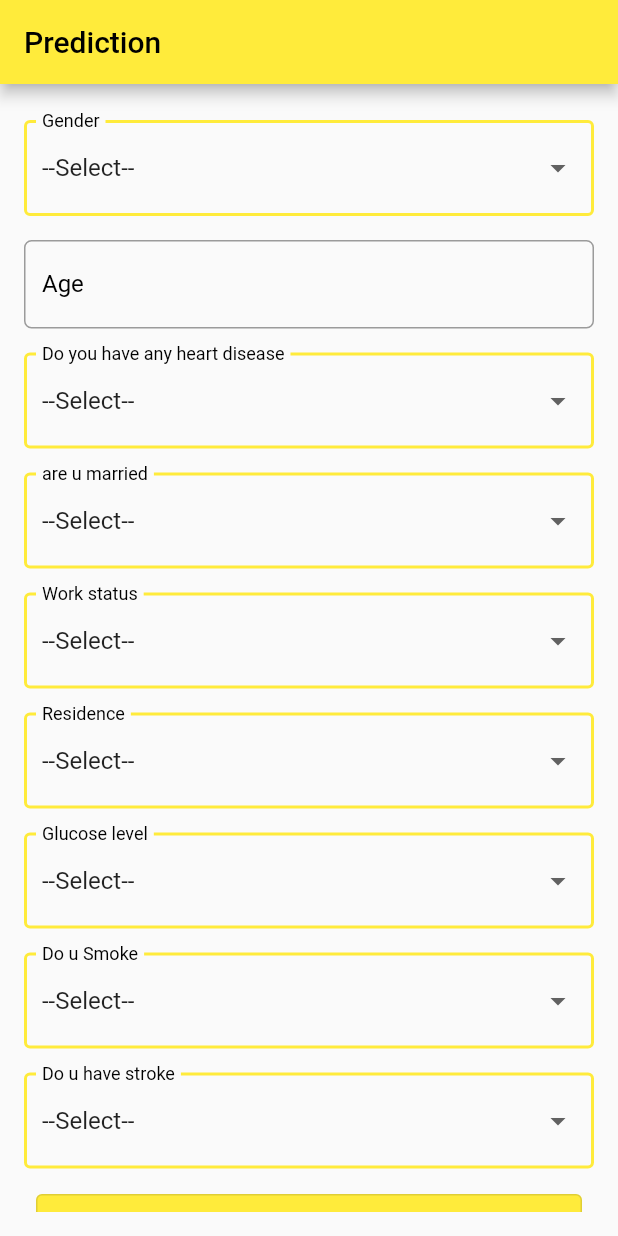
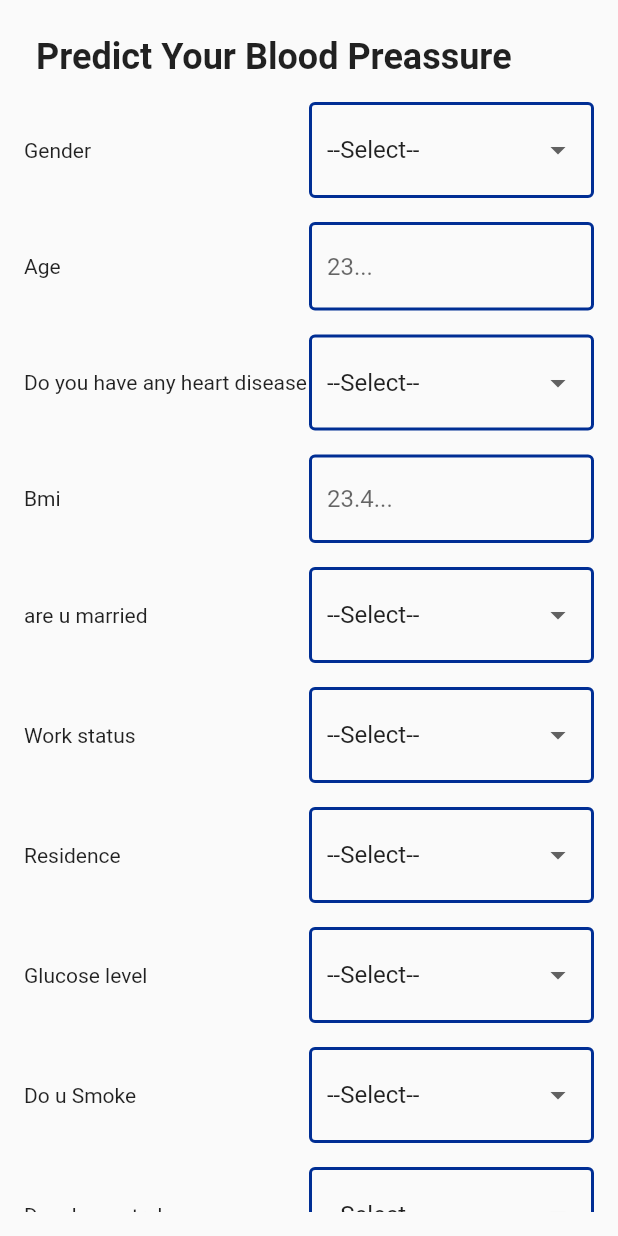
Before and after one commit to Kashack/hbeep, a Flutter app: the PredictionPage screen opened directly, on a phone screen of 412 x 824 dp. Run offline on Flutter 3.47's test engine with Material 2 defaults, Android fonts, the phone set to English and light mode, and no system bars; our stand-ins replace flutter_svg.

Commit message:
Redisign Ui

```diff
--- /dev/null
+++ b/lib/component/my_text_Field.dart
@@ -0,0 +1,36 @@
+import 'package:flutter/material.dart';
+
+class MyTextField extends StatelessWidget {
+  String Title;
+  String HintTitle;
+  Function(String)? onChanged;
+
+  MyTextField({required this.Title, required this.HintTitle, required this.onChanged});
+
+  @override
+  Widget build(BuildContext context) {
+    return Row(
+      children: [
+        Expanded(child: Text(Title)),
+        Expanded(
+          child: TextField(
+            decoration: InputDecoration(
+              enabledBorder:  OutlineInputBorder(
+                  borderSide: BorderSide(width: 2, color: Color(0xFF002E94),)
+              ),
+              focusedBorder: OutlineInputBorder(
+                  borderSide: BorderSide(width: 2, color: Color(0xFF002E94),)
+              ),
+              hintText: HintTitle,
+              border: OutlineInputBorder(
+                borderRadius: BorderRadius.circular(5),
+              ),
+
+            ),
+            onChanged: onChanged,
+          ),
+        ),
+      ],
+    );
+  }
+}
--- a/lib/component/row_dropdownbutton.dart
+++ b/lib/component/row_dropdownbutton.dart
@@ -19,20 +19,24 @@ class _RowDropdownButtonState extends State<RowDropdownButton> {
   }
   @override
   Widget build(BuildContext context) {
-    return DropdownButtonFormField(
+    return Row(
+      mainAxisAlignment: MainAxisAlignment.end,
+      children: [
+        Expanded(child: Text(widget.title,)),
+        Expanded(
+          child: DropdownButtonFormField(
             validator: (value) {
               if(value == 0){
                 return 'Please select a value';
               }
             },
             decoration: InputDecoration(
-        label: Text(widget.title,style: TextStyle(color: Colors.black)),
               border: OutlineInputBorder(),
               enabledBorder:  OutlineInputBorder(
-            borderSide: BorderSide(width: 2, color: Colors.yellow)
+                  borderSide: BorderSide(width: 2, color: Color(0xFF002E94),)
               ),
               focusedBorder: OutlineInputBorder(
-            borderSide: BorderSide(width: 2, color: Colors.yellow)
+                  borderSide: BorderSide(width: 2, color: Color(0xFF002E94),)
               )
             ),
             value: dropdownValue,
@@ -48,6 +52,9 @@ class _RowDropdownButtonState extends State<RowDropdownButton> {
                 widget.callback(value);
               });
             },
+          ),
+        ),
+      ],
     );
   }
 }
--- a/lib/homepage.dart
+++ /dev/null
@@ -1,124 +0,0 @@
-import 'package:flutter/material.dart';
-import 'package:hbeep/component/row_dropdownbutton.dart';
-
-import 'dropdown_list.dart';
-
-class PredictionPage extends StatelessWidget {
-  final _formKey = GlobalKey<FormState>();
-  int? gender;
-  int? age;
-  int? heartDisease;
-  int? married_satus;
-  int? work_status;
-  int? residence;
-  int? glucose_level;
-  int? smoke;
-  int? stroke;
-
-  @override
-  Widget build(BuildContext context) {
-    return Scaffold(
-      appBar: AppBar(
-        title: Text('Prediction'),
-      ),
-      body: Padding(
-        padding: const EdgeInsets.all(16.0),
-        child: Form(
-          key: _formKey,
-          child: SingleChildScrollView(
-            child: Column(
-              children: [
-                Padding(
-                  padding: const EdgeInsets.symmetric(vertical: 8.0),
-                  child: RowDropdownButton(
-                    title: 'Gender',
-                    itemList: genderlist,
-                    callback: (value) => gender = value,
-                  ),
-                ),
-                Padding(
-                  padding: EdgeInsets.symmetric(vertical: 8),
-                  child: TextField(
-                    decoration: InputDecoration(
-                      label: Text('Age', style: TextStyle(color: Colors.black)),
-                      border: OutlineInputBorder(
-                        borderRadius: BorderRadius.circular(5),
-                      ),
-                    ),
-                  ),
-                ),
-                Padding(
-                  padding: const EdgeInsets.symmetric(vertical: 8.0),
-                  child: RowDropdownButton(
-                      title: 'Do you have any heart disease',
-                      itemList: yes_no,
-                      callback: (value) => heartDisease = value),
-                ),
-                Padding(
-                  padding: const EdgeInsets.symmetric(vertical: 8.0),
-                  child: RowDropdownButton(
-                      title: 'are u married',
-                      itemList: yes_no,
-                      callback: (value) => married_satus = value),
-                ),
-                Padding(
-                  padding: const EdgeInsets.symmetric(vertical: 8.0),
-                  child: RowDropdownButton(
-                      title: 'Work status',
-                      itemList: work_type,
-                      callback: (value) => work_status = value),
-                ),
-                Padding(
-                  padding: const EdgeInsets.symmetric(vertical: 8.0),
-                  child: RowDropdownButton(
-                      title: 'Residence',
-                      itemList: residence_type,
-                      callback: (value) => residence = value),
-                ),
-                Padding(
-                  padding: const EdgeInsets.symmetric(vertical: 8.0),
-                  child: RowDropdownButton(
-                      title: 'Glucose level',
-                      itemList: glucose_levels,
-                      callback: (value) => glucose_level = value),
-                ),
-                Padding(
-                  padding: const EdgeInsets.symmetric(vertical: 8.0),
-                  child: RowDropdownButton(
-                      title: 'Do u Smoke',
-                      itemList: smoking_status,
-                      callback: (value) => smoke = value),
-                ),
-                Padding(
-                  padding: const EdgeInsets.symmetric(vertical: 8.0),
-                  child: RowDropdownButton(
-                      title: 'Do u have stroke',
-                      itemList: yes_no,
-                      callback: (value) => stroke = value),
-                ),
-                Padding(
-                  padding: const EdgeInsets.all(8.0),
-                  child: OutlinedButton(
-                    onPressed: () {
-                      if (_formKey.currentState!.validate()) {
-                        print(gender);
-                        print(married_satus);
-                        print(smoke);
-                      }
-                    },
-                    child:
-                        Text('Predict', style: TextStyle(color: Colors.white)),
-                    style: OutlinedButton.styleFrom(
-                        backgroundColor: Colors.yellow,
-                        padding: EdgeInsets.all(15),
-                        minimumSize: Size(double.infinity, 20)),
-                  ),
-                ),
-              ],
-            ),
-          ),
-        ),
-      ),
-    );
-  }
-}
--- /dev/null
+++ b/lib/main_screen/prediction_page.dart
@@ -0,0 +1,195 @@
+import 'package:flutter/material.dart';
+import 'package:flutter_svg/flutter_svg.dart';
+import 'package:hbeep/component/row_dropdownbutton.dart';
+
+import '../component/my_text_Field.dart';
+import '../dropdown_list.dart';
+
+class PredictionPage extends StatelessWidget {
+  final _formKey = GlobalKey<FormState>();
+  int? gender;
+  int? age;
+  int? heartDisease;
+  int? married_satus;
+  int? work_status;
+  int? residence;
+  int? glucose_level;
+  int? smoke;
+  int? stroke;
+
+  @override
+  Widget build(BuildContext context) {
+    return Scaffold(
+      // appBar: AppBar(
+      //   title: Text(
+      //     'Prediction',
+      //     style: TextStyle(
+      //       color: Colors.white
+      //     )
+      //   ),
+      // ),
+      body: SafeArea(
+        child: Padding(
+          padding: const EdgeInsets.all(16.0),
+          child: Form(
+            key: _formKey,
+            child: SingleChildScrollView(
+              child: Column(
+                crossAxisAlignment: CrossAxisAlignment.start,
+                children: [
+                  Padding(
+                    padding: const EdgeInsets.all(8.0),
+                    child: Text(
+                      'Predict Your Blood Preassure',
+                      style:
+                          TextStyle(fontSize: 24, fontWeight: FontWeight.bold),
+                    ),
+                  ),
+                  Padding(
+                    padding: const EdgeInsets.symmetric(vertical: 8.0),
+                    child: RowDropdownButton(
+                      title: 'Gender',
+                      itemList: genderlist,
+                      callback: (value) => gender = value,
+                    ),
+                  ),
+                  Padding(
+                    padding: EdgeInsets.symmetric(vertical: 8),
+                    child: MyTextField(
+                      Title: 'Age',
+                      HintTitle: '23...',
+                      onChanged: (value) {},
+                    ),
+                  ),
+                  Padding(
+                    padding: const EdgeInsets.symmetric(vertical: 8.0),
+                    child: RowDropdownButton(
+                        title: 'Do you have any heart disease',
+                        itemList: yes_no,
+                        callback: (value) => heartDisease = value),
+                  ),
+                  Padding(
+                    padding: EdgeInsets.symmetric(vertical: 8),
+                    child: MyTextField(
+                      Title: 'Bmi',
+                      HintTitle: '23.4...',
+                      onChanged: (value) {},
+                    ),
+                  ),
+                  Padding(
+                    padding: const EdgeInsets.symmetric(vertical: 8.0),
+                    child: RowDropdownButton(
+                        title: 'are u married',
+                        itemList: yes_no,
+                        callback: (value) => married_satus = value),
+                  ),
+                  Padding(
+                    padding: const EdgeInsets.symmetric(vertical: 8.0),
+                    child: RowDropdownButton(
+                        title: 'Work status',
+                        itemList: work_type,
+                        callback: (value) => work_status = value),
+                  ),
+                  Padding(
+                    padding: const EdgeInsets.symmetric(vertical: 8.0),
+                    child: RowDropdownButton(
+                        title: 'Residence',
+                        itemList: residence_type,
+                        callback: (value) => residence = value),
+                  ),
+                  Padding(
+                    padding: const EdgeInsets.symmetric(vertical: 8.0),
+                    child: RowDropdownButton(
+                        title: 'Glucose level',
+                        itemList: glucose_levels,
+                        callback: (value) => glucose_level = value),
+                  ),
+                  Padding(
+                    padding: const EdgeInsets.symmetric(vertical: 8.0),
+                    child: RowDropdownButton(
+                        title: 'Do u Smoke',
+                        itemList: smoking_status,
+                        callback: (value) => smoke = value),
+                  ),
+                  Padding(
+                    padding: const EdgeInsets.symmetric(vertical: 8.0),
+                    child: RowDropdownButton(
+                        title: 'Do u have stroke',
+                        itemList: yes_no,
+                        callback: (value) => stroke = value),
+                  ),
+                  Padding(
+                    padding: const EdgeInsets.all(8.0),
+                    child: OutlinedButton(
+                      onPressed: () {
+                        // if (_formKey.currentState!.validate()) {
+                        //   print(gender);
+                        //   print(married_satus);
+                        //   print(smoke);
+                        //
+                        // }
+                        showDialog(
+                          context: context,
+                          builder: (context) {
+                            return SimpleDialog(
+                              // alignment: Alignment.center,
+                              title: Row(
+                                mainAxisAlignment: MainAxisAlignment.center,
+                                children: [
+                                  Padding(
+                                    padding: const EdgeInsets.only(right: 8.0),
+                                    child: SvgPicture.asset(
+                                        'assets/icons/report_icon.svg'),
+                                  ),
+                                  Text('Result')
+                                ],
+                              ),
+                              children: [
+                                Align(
+                                  child: Text('Low Blood pressure',style: TextStyle(
+                                    fontSize: 20,
+                                    fontWeight: FontWeight.bold
+                                  ),),
+                                  alignment: Alignment.center,
+                                ),
+                                SizedBox(
+                                  height: 30,
+                                ),
+                                Container(
+                                  child: TextButton(
+                                    onPressed: () {
+                                      Navigator.pop(context);
+                                    },
+                                    child: Text(
+                                      'Close',
+                                      style: TextStyle(color: Colors.white),
+                                    ),
+                                    style: TextButton.styleFrom(
+                                      elevation: 2,
+                                      backgroundColor: Color(0xFF002E94),
+                                    ),
+                                  ),
+                                  margin: EdgeInsets.symmetric(horizontal: 60),
+                                )
+                              ],
+                            );
+                          },
+                        );
+                      },
+                      child: Text('Predict',
+                          style: TextStyle(color: Colors.white)),
+                      style: OutlinedButton.styleFrom(
+                          backgroundColor: Color(0xFF002E94),
+                          padding: EdgeInsets.all(15),
+                          minimumSize: Size(double.infinity, 20)),
+                    ),
+                  ),
+                ],
+              ),
+            ),
+          ),
+        ),
+      ),
+    );
+  }
+}
```
Also changed, not shown: lib/bottom_nav_page.dart (added, +68 -0 lines), lib/main.dart (+5 -4 lines), lib/main_screen/bmi_page.dart (added, +106 -0 lines), lib/main_screen/home_page.dart (added, +10 -0 lines), lib/main_screen/user_page.dart (added, +10 -0 lines), pubspec.yaml (+14 -9 lines), assets/icons/active_bmi_icon.svg (added), assets/icons/active_heart_icon.svg (added), assets/icons/home_icon.svg (added), assets/icons/report_icon.svg (added), assets/icons/user_icon.svg (added), pubspec.lock, 9 other files. Lines whose indentation alone changed are shown as unchanged.
